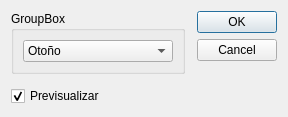
Old version of the form colorfalso.ui in the repository hsanchezm7/QFotoPaint6.
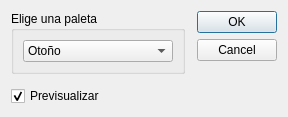
New version of the form. Icons and pictures are not drawn.

Patch:
```diff
--- a/colorfalso.ui
+++ b/colorfalso.ui
@@ -23,7 +23,7 @@
    <item row="0" column="0">
     <widget class="QGroupBox" name="groupBox">
      <property name="title">
-      <string>GroupBox</string>
+      <string>Elige una paleta</string>
      </property>
      <layout class="QVBoxLayout" name="verticalLayout">
       <item>
```
